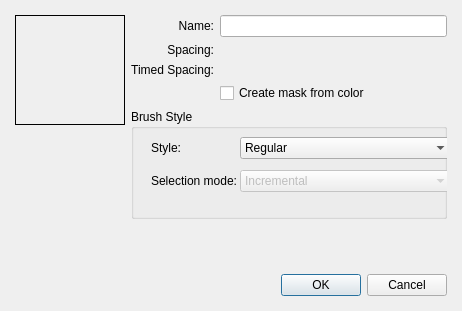
First picture: the form in plugins/paintops/libpaintop/forms/wdgcustombrush.ui, repository KDE/krita, before the edit.
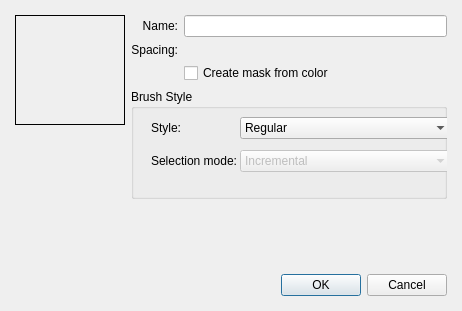
Second picture: the form after the edit. Custom widgets are drawn as their Qt base class.

Commit message: Working on moving timed spacing functionality into the Airbrush tab

```diff
--- a/plugins/paintops/libpaintop/forms/wdgcustombrush.ui
+++ b/plugins/paintops/libpaintop/forms/wdgcustombrush.ui
@@ -72,7 +72,7 @@
        <item row="1" column="1">
         <widget class="KisSpacingSelectionWidget" name="spacingWidget" native="true"/>
        </item>
-       <item row="3" column="1">
+       <item row="2" column="1">
         <widget class="QCheckBox" name="colorAsMask">
          <property name="text">
           <string>Create mask from color</string>
@@ -102,19 +102,6 @@
        <item row="0" column="1">
         <widget class="QLineEdit" name="nameLineEdit"/>
        </item>
-       <item row="2" column="0">
-        <widget class="QLabel" name="timedSpacingLbl">
-         <property name="text">
-          <string>Timed Spacing:</string>
-         </property>
-         <property name="alignment">
-          <set>Qt::AlignRight|Qt::AlignTrailing|Qt::AlignVCenter</set>
-         </property>
-        </widget>
-       </item>
-       <item row="2" column="1">
-        <widget class="KisTimedSpacingSelectionWidget" name="timedSpacingWidget" native="true"/>
-       </item>
       </layout>
      </item>
      <item>
@@ -292,12 +279,6 @@
    <header>kis_spacing_selection_widget.h</header>
    <container>1</container>
   </customwidget>
-  <customwidget>
-   <class>KisTimedSpacingSelectionWidget</class>
-   <extends>QWidget</extends>
-   <header>kis_timed_spacing_selection_widget.h</header>
-   <container>1</container>
-  </customwidget>
  </customwidgets>
  <resources/>
  <connections>
```
The commit also changes 73 other files.
